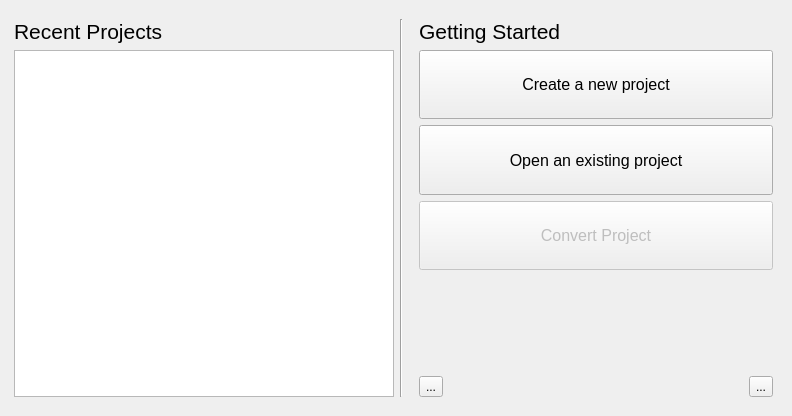
Old version of the form src/noggit/ui/windows/projectSelection/NoggitProjectSelectionWindow.ui in the repository randomkid2/Noggit_Crimson.
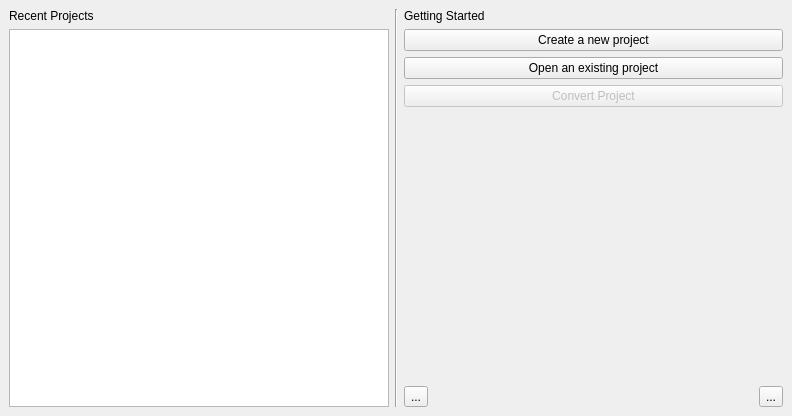
New version of the form. Icons and pictures are not drawn.

```diff
--- a/src/noggit/ui/windows/projectSelection/NoggitProjectSelectionWindow.ui
+++ b/src/noggit/ui/windows/projectSelection/NoggitProjectSelectionWindow.ui
@@ -25,28 +25,6 @@
    <layout class="QVBoxLayout" name="verticalLayout_3">
     <item>
      <layout class="QHBoxLayout" name="horizontalLayout">
-      <property name="topMargin">
-       <number>10</number>
-      </property>
-      <property name="bottomMargin">
-       <number>10</number>
-      </property>
-      <item>
-       <spacer name="horizontalSpacer">
-        <property name="orientation">
-         <enum>Qt::Horizontal</enum>
-        </property>
-        <property name="sizeType">
-         <enum>QSizePolicy::Fixed</enum>
-        </property>
-        <property name="sizeHint" stdset="0">
-         <size>
-          <width>5</width>
-          <height>5</height>
-         </size>
-        </property>
-       </spacer>
-      </item>
       <item>
        <layout class="QVBoxLayout" name="verticalLayout_2">
         <item>
@@ -57,11 +35,6 @@
             <verstretch>0</verstretch>
            </sizepolicy>
           </property>
-          <property name="font">
-           <font>
-            <pointsize>16</pointsize>
-           </font>
-          </property>
           <property name="text">
            <string>Recent Projects</string>
           </property>
@@ -97,17 +70,8 @@
         <property name="sizeConstraint">
          <enum>QLayout::SetFixedSize</enum>
         </property>
-        <property name="leftMargin">
-         <number>0</number>
-        </property>
         <item>
          <layout class="QVBoxLayout" name="verticalLayout_4">
-          <property name="leftMargin">
-           <number>10</number>
-          </property>
-          <property name="rightMargin">
-           <number>10</number>
-          </property>
           <item>
            <widget class="QLabel" name="label_2">
             <property name="sizePolicy">
@@ -116,11 +80,6 @@
               <verstretch>0</verstretch>
              </sizepolicy>
             </property>
-            <property name="font">
-             <font>
-              <pointsize>16</pointsize>
-             </font>
-            </property>
             <property name="acceptDrops">
              <bool>false</bool>
             </property>
@@ -140,20 +99,9 @@
               <verstretch>0</verstretch>
              </sizepolicy>
             </property>
-            <property name="font">
-             <font>
-              <pointsize>12</pointsize>
-             </font>
-            </property>
             <property name="text">
              <string>Create a new project</string>
             </property>
-            <property name="iconSize">
-             <size>
-              <width>64</width>
-              <height>64</height>
-             </size>
-            </property>
             <property name="checkable">
              <bool>false</bool>
             </property>
@@ -170,11 +118,6 @@
               <verstretch>0</verstretch>
              </sizepolicy>
             </property>
-            <property name="font">
-             <font>
-              <pointsize>12</pointsize>
-             </font>
-            </property>
             <property name="acceptDrops">
              <bool>false</bool>
             </property>
@@ -184,12 +127,6 @@
             <property name="text">
              <string>Open an existing project</string>
             </property>
-            <property name="iconSize">
-             <size>
-              <width>64</width>
-              <height>64</height>
-             </size>
-            </property>
             <property name="checkable">
              <bool>false</bool>
             </property>
@@ -206,20 +143,9 @@
               <verstretch>0</verstretch>
              </sizepolicy>
             </property>
-            <property name="font">
-             <font>
-              <pointsize>12</pointsize>
-             </font>
-            </property>
             <property name="text">
              <string>Convert Project</string>
             </property>
-            <property name="iconSize">
-             <size>
-              <width>64</width>
-              <height>64</height>
-             </size>
-            </property>
             <property name="checkable">
              <bool>false</bool>
             </property>
@@ -231,12 +157,12 @@
              <enum>Qt::Vertical</enum>
             </property>
             <property name="sizeType">
-             <enum>QSizePolicy::Fixed</enum>
+             <enum>QSizePolicy::Expanding</enum>
             </property>
             <property name="sizeHint" stdset="0">
              <size>
               <width>20</width>
-              <height>100</height>
+              <height>24</height>
              </size>
             </property>
            </spacer>
```
